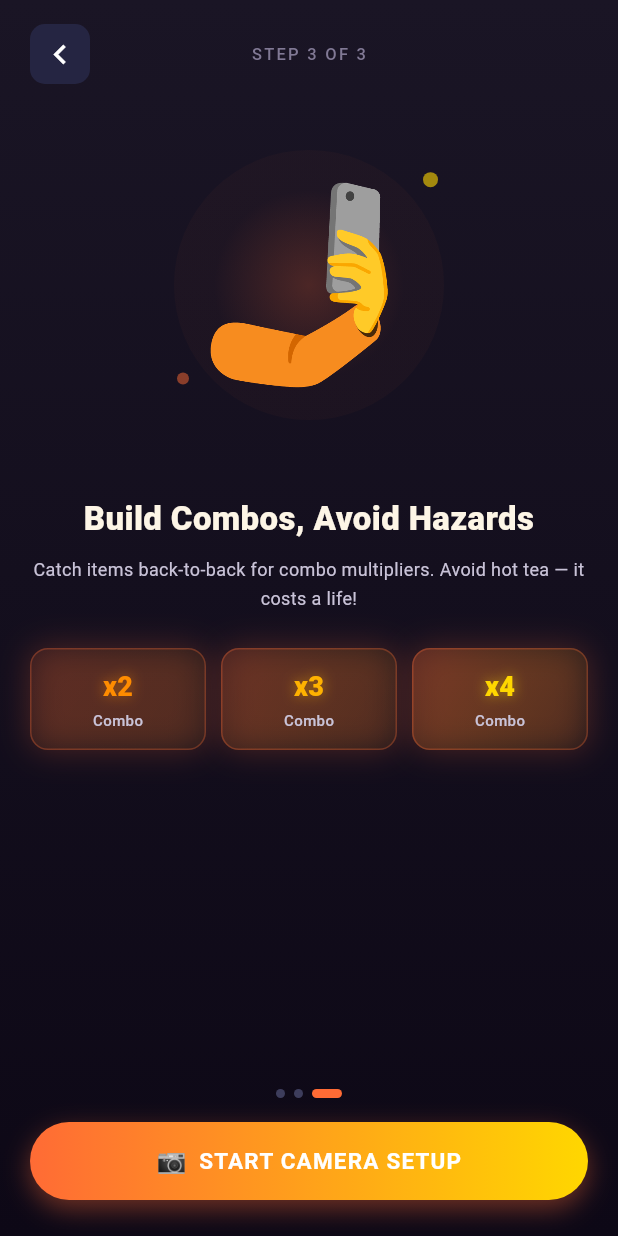
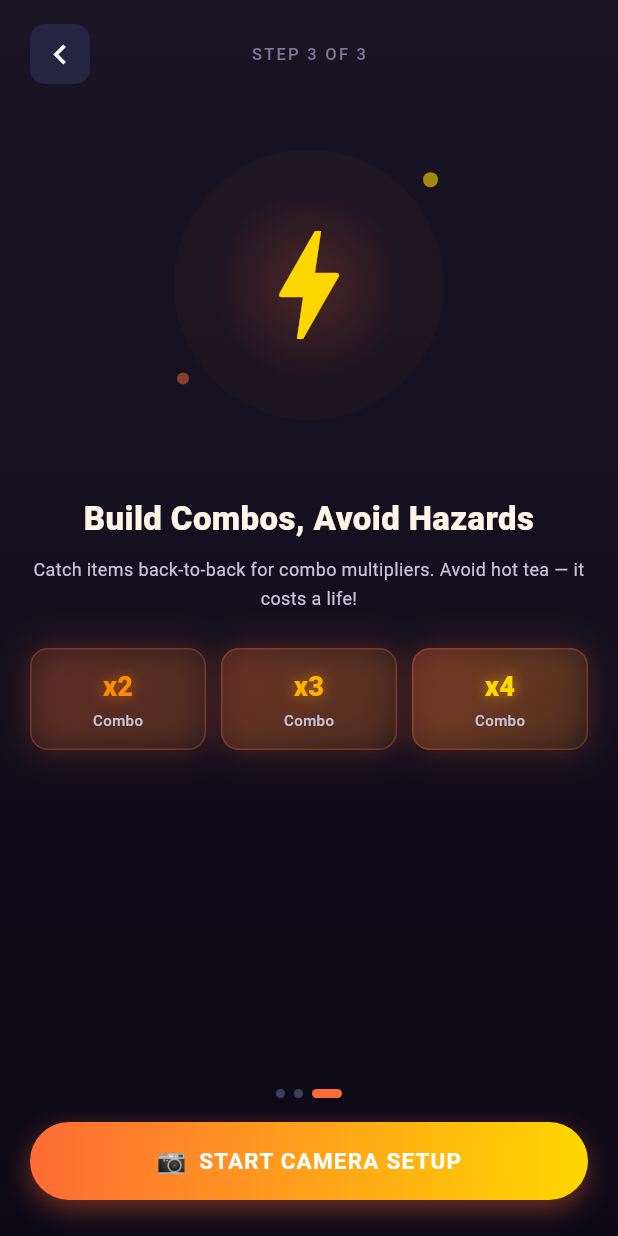
Before and after one commit to MuhammadBinArif/muskaan_minigame, a Flutter app: the HowToPlayStep3Screen screen opened by its route, on a phone screen of 412 x 824 dp. Run offline on Flutter 3.47's test engine with Material 3 defaults, Android fonts, the light colour scheme and no system bars; our stand-ins replace camera, drift, flutter_riverpod, go_router, google_mobile_ads, permission_handler; missing offline and left inert: flame, google_mlkit_face_detection; accounts and stored records are empty; generated files the repository leaves out were written again.

Commit message:
Use distinct artwork for onboarding steps

```diff
--- a/lib/features/onboarding/presentation/screens/how_to_play_step3_screen.dart
+++ b/lib/features/onboarding/presentation/screens/how_to_play_step3_screen.dart
@@ -1,7 +1,6 @@
 import 'dart:math' as math;
 import 'package:flutter/material.dart';
 import 'package:go_router/go_router.dart';
-import 'package:muskaan_minigame/shared/widgets/selfie_emoji_illustration.dart';
 
 // ==========================================
 // THEME TOKENS
@@ -174,7 +173,13 @@ class _HowToPlayStep3ScreenState extends State<HowToPlayStep3Screen>
                   ),
                 ),
               ),
-              const SelfieEmojiIllustration(),
+              const Icon(
+                Icons.bolt,
+                key: Key('onboarding-bolt-icon'),
+                size: 96,
+                color: AppColors.accentGold,
+                semanticLabel: 'Lightning bolt',
+              ),
               Positioned(
                 top: 34,
                 right: 24,
```
Also changed, not shown: lib/features/onboarding/presentation/screens/how_to_play_step2_screen.dart (+10 -2 lines), 1 other file.
